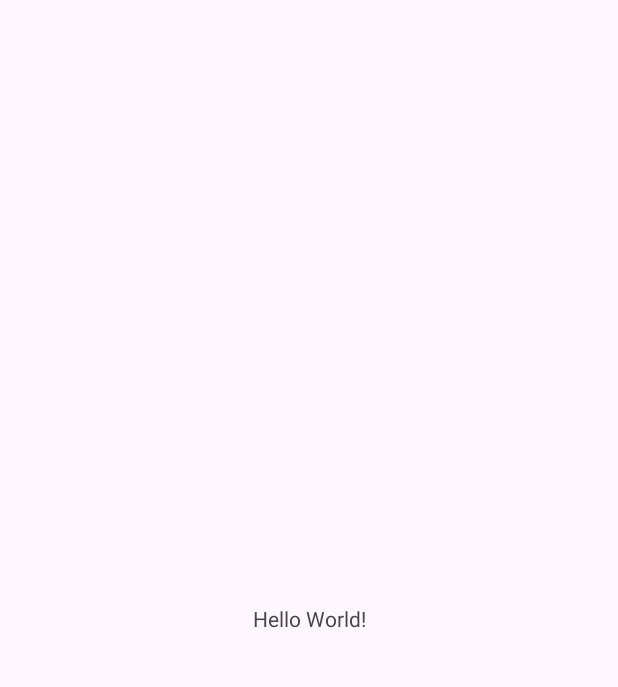
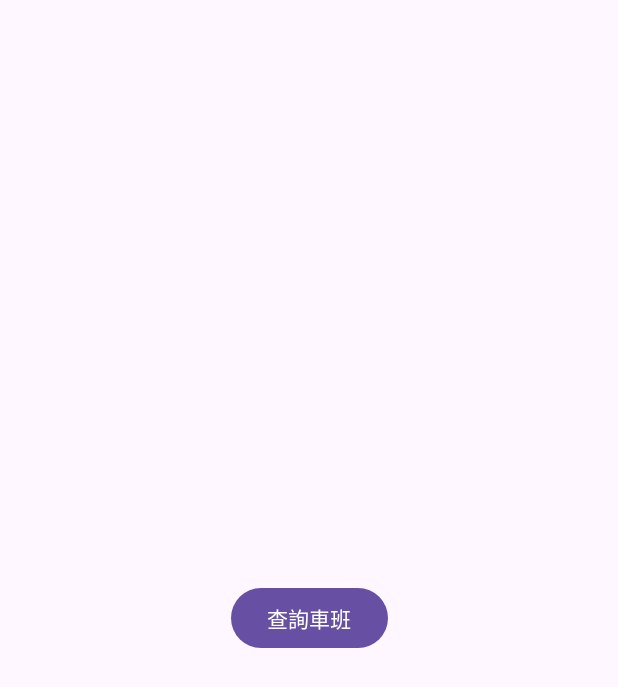
Before and after one commit to 13th-shakya/shakya-api, an Android app: the screen it shows after launch (MainActivity), on a phone screen of 412 x 824 dp. Before the commit the part shown is almost empty. Shown: the top 687 px of the screen. Run offline under Robolectric (Android 15) with nearby library versions, the phone set to English and light mode, and no system bars.

Commit message:
feat: implement layout

```diff
--- a/app/src/main/res/layout/activity_main.xml
+++ b/app/src/main/res/layout/activity_main.xml
@@ -7,13 +7,13 @@
     android:layout_height="match_parent"
     tools:context=".MainActivity">
 
-    <TextView
+    <Button
+        android:id="@+id/btnSearch"
+        android:text="查詢車班"
         android:layout_width="wrap_content"
         android:layout_height="wrap_content"
-        android:text="Hello World!"
         app:layout_constraintBottom_toBottomOf="parent"
         app:layout_constraintEnd_toEndOf="parent"
         app:layout_constraintStart_toStartOf="parent"
         app:layout_constraintTop_toTopOf="parent" />
-
 </androidx.constraintlayout.widget.ConstraintLayout>
```
